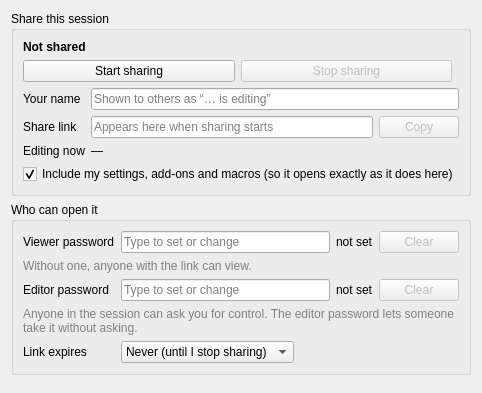
Virtastic/freecad-web, file play-gui/am/fcweb_share.ui: the form before one commit.
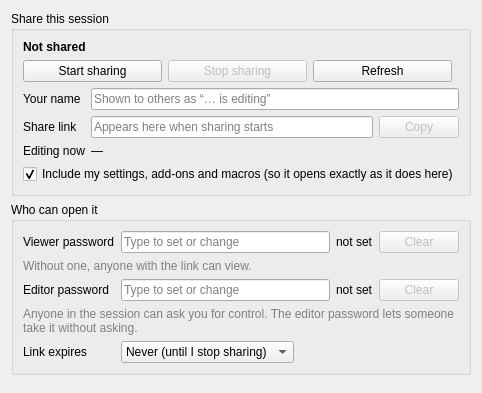
The form after the commit.

What changed in the file:
```diff
--- a/play-gui/am/fcweb_share.ui
+++ b/play-gui/am/fcweb_share.ui
@@ -38,6 +38,12 @@
           <property name="enabled"><bool>false</bool></property>
          </widget>
         </item>
+        <item>
+         <widget class="QPushButton" name="btnRefresh">
+          <property name="text"><string>Refresh</string></property>
+          <property name="toolTip"><string>Read the session state again. This page shows a snapshot; the toasts tell you when things change.</string></property>
+         </widget>
+        </item>
         <item>
          <spacer name="hsStart"><property name="orientation"><enum>Qt::Horizontal</enum></property></spacer>
         </item>
```
